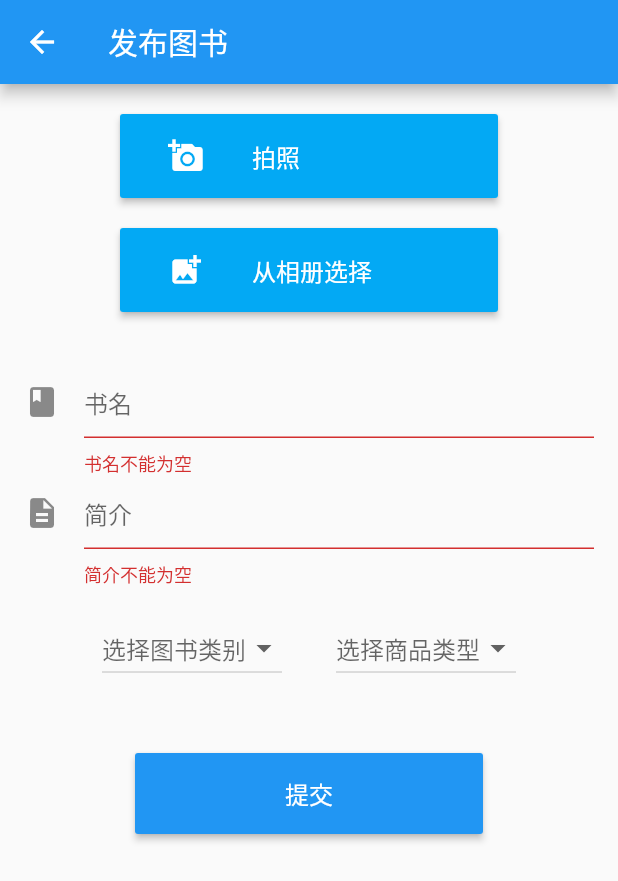
After one commit to forbidden-game/hello_books, a Flutter app: the PublishPage screen opened by its route, after a tap on "提交", on a phone screen of 412 x 824 dp. The commit adds this screen. Shown: the top 881 px of the screen. Run offline on Flutter 3.47's test engine with Material 2 defaults, Android fonts, the phone set to English and light mode, and no system bars; our stand-ins replace cached_network_image, fluttertoast, image_picker, shared_preferences; missing offline and left inert: data_plugin; accounts and stored records are empty; network calls fail.

Commit message:
添加发布页面

```diff
--- a/lib/main.dart
+++ b/lib/main.dart
@@ -3,6 +3,7 @@ import 'package:flutter/material.dart';
 import 'constant/constants.dart';
 import 'pages/home_page.dart';
 import 'pages/login_page.dart';
+import 'pages/publish_page.dart';
 import 'pages/setting_page.dart';
 
 void main() => runApp(MyApp());
@@ -73,6 +74,7 @@ class MyApp extends StatelessWidget {
       routes: {
         'loginRoute': (BuildContext context) => LoginPage(),
         'settingRoute': (BuildContext context) => SettingPage(),
+        'publishRoute': (BuildContext context) => PublishPage(),
       },
     );
   }
--- a/lib/model/data.dart
+++ b/lib/model/data.dart
@@ -1,5 +1,6 @@
 import 'package:data_plugin/bmob/table/bmob_object.dart';
 import 'package:data_plugin/bmob/table/bmob_user.dart';
+import 'package:data_plugin/bmob/type/bmob_file.dart';
 
 /// 书对象，对象需要继承 Bmob 的 BmobObject 对象
 class Book extends BmobObject {
@@ -8,9 +9,16 @@ class Book extends BmobObject {
   final String imgUrl;
   final int price; // 价格简单处理，直接设置为 int 类型
   final String category;
+  final BmobFile picture;
 
-  Book({this.name, this.desc, this.imgUrl, this.price, this.category})
-      : super();
+  Book({
+    this.name,
+    this.desc,
+    this.imgUrl,
+    this.price,
+    this.category,
+    this.picture,
+  }) : super();
 
   factory Book.fromJson(Map<String, dynamic> json) {
     return Book(
@@ -19,6 +27,7 @@ class Book extends BmobObject {
       imgUrl: json["imgUrl"],
       price: json["price"],
       category: json["category"],
+      picture: BmobFile.fromJson(json["picture"]),
     ).._fromJson(json);
   }
 
@@ -28,6 +37,7 @@ class Book extends BmobObject {
         "imgUrl": imgUrl,
         "price": price,
         "category": category,
+        "picture": picture,
       }..addAll(_toJson());
 
   BookCategory get bookCategory => BookCategory.values.firstWhere(
@@ -50,6 +60,32 @@ enum BookCategory {
   art,
   science,
   unknown
+}
+
+/// 从图书类型枚举到中文的映射
+const _BookCategoryMap = {
+  BookCategory.computer: "计算机",
+  BookCategory.philosophy: "哲学",
+  BookCategory.economics: "经济学",
+  BookCategory.literature: "文学",
+  BookCategory.art: "艺术",
+  BookCategory.science: "自然科学",
+  BookCategory.unknown: "其他"
+};
+
+/// 通过扩展函数的方式，完成从图书类型枚举到中文间的转换
+extension TransferCategory on BookCategory {
+  String convertToChinese() => _BookCategoryMap[this];
+
+  BookCategory fromChinese(String chinese) {
+    BookCategory category;
+    _BookCategoryMap.forEach((key, value) {
+      if (value == chinese) {
+        category = this;
+      }
+    });
+    return category ?? BookCategory.unknown;
+  }
 }
 
 /// 用户对象
@@ -105,13 +141,29 @@ class Product extends BmobObject {
 
   @override
   Map getParams() {
-    // TODO: toJson()
-    return null;
+    return toJson();
   }
 }
 
 /// 商品类型，目前支持：交换、出租
 enum ProductType { swap, rent }
+
+const _ProductTypeMap = {ProductType.swap: "交换", ProductType.rent: "出租"};
+
+/// 通过扩展函数的方式，完成从商品类型枚举到中文间的转换
+extension TransferType on ProductType {
+  String convertToChinese() => _ProductTypeMap[this];
+
+  ProductType fromChinese(String chinese) {
+    ProductType type;
+    _ProductTypeMap.forEach((key, value) {
+      if (value == chinese) {
+        type = this;
+      }
+    });
+    return type ?? ProductType.swap;
+  }
+}
 
 /// 给 Bmob 基类对象添加扩展方法，以实现 json 序列化与反序列化
 extension JsonParsing on BmobObject {
--- /dev/null
+++ b/lib/pages/publish_page.dart
@@ -0,0 +1,293 @@
+import 'dart:io';
+
+import 'package:flutter/material.dart';
+import 'package:flutter/services.dart';
+import 'package:hellobooks/constant/constants.dart';
+import 'package:hellobooks/helper/user_helper.dart';
+import 'package:hellobooks/model/data.dart';
+import 'package:hellobooks/service/service.dart';
+import 'package:hellobooks/widgets/toast.dart';
+import 'package:image_picker/image_picker.dart';
+
+/// 发布图书页面
+class PublishPage extends StatefulWidget {
+  @override
+  _PublishPageState createState() => _PublishPageState();
+}
+
+class _PublishPageState extends State<PublishPage> {
+  final GlobalKey formKey = GlobalKey<FormState>();
+  final TextEditingController nameController = TextEditingController();
+  final TextEditingController descController = TextEditingController();
+  final TextEditingController priceController = TextEditingController();
+  File _image;
+
+  /// 从相册或者相机获取图片
+  Future<void> _getImage(ImageSource imgSource) async {
+    var image = await ImagePicker.pickImage(source: imgSource);
+    setState(() {
+      _image = image;
+    });
+  }
+
+  @override
+  Widget build(BuildContext context) {
+    return Scaffold(
+      appBar: AppBar(
+        title: Text("发布图书"),
+      ),
+      // 如果不用 SingleChildScrollView 包起来，弹出键盘时会报出边界越界异常
+      body: SingleChildScrollView(
+        child: Column(
+          children: <Widget>[
+            Padding(
+              padding: const EdgeInsets.only(top: 20.0),
+              child: Center(
+                widthFactor: 1,
+                heightFactor: 1,
+                child: _getPictureWidget(),
+              ),
+            ),
+            Padding(
+              padding: const EdgeInsets.only(top: 20.0),
+              child: _inputWidget(),
+            ),
+          ],
+        ),
+      ),
+    );
+  }
+
+  /// 获取顶部图片区域视图
+  Widget _getPictureWidget() {
+    var widget;
+    if (_image == null) {
+      widget = Padding(
+        padding: const EdgeInsets.only(left: 80.0, right: 80.0),
+        child: Column(
+          mainAxisAlignment: MainAxisAlignment.spaceEvenly,
+          children: <Widget>[
+            RaisedButton(
+              child: ListTile(
+                leading: Icon(
+                  Icons.add_a_photo,
+                  color: Colors.white,
+                ),
+                title: Text(
+                  "拍照",
+                  style: TextStyle(color: Colors.white),
+                ),
+              ),
+              onPressed: () {
+                _getImage(ImageSource.camera);
+              },
+            ),
+            Container(
+              height: 20,
+            ),
+            RaisedButton(
+              child: ListTile(
+                leading: Icon(
+                  Icons.add_photo_alternate,
+                  color: Colors.white,
+                ),
+                title: Text(
+                  "从相册选择",
+                  style: TextStyle(color: Colors.white),
+                ),
+              ),
+              onPressed: () {
+                _getImage(ImageSource.gallery);
+              },
+            )
+          ],
+        ),
+      );
+    } else {
+      widget = Image.file(_image);
+    }
+    return widget;
+  }
+
+  /// 下方输入书籍信息部分布局
+  Widget _inputWidget() {
+    return Form(
+      //设置globalKey，用于后面获取FormState
+      key: formKey,
+      //开启自动校验
+      autovalidate: false,
+      child: Padding(
+        padding: const EdgeInsets.all(BookPadding.pagePadding),
+        child: Column(
+          children: <Widget>[
+            TextFormField(
+              autofocus: false,
+              controller: nameController,
+              decoration: InputDecoration(
+                hintText: "书名",
+                icon: Icon(Icons.book),
+              ),
+              // 校验用户名
+              validator: (v) {
+                return v.trim().length > 0 ? null : "书名不能为空";
+              },
+            ),
+            TextFormField(
+              autofocus: false,
+              controller: descController,
+              decoration: InputDecoration(
+                hintText: "简介",
+                icon: Icon(Icons.description),
+              ),
+              // 校验用户名
+              validator: (v) {
+                return v.trim().length > 0 ? null : "简介不能为空";
+              },
+            ),
+            Padding(
+              padding: const EdgeInsets.all(BookPadding.pagePadding),
+              child: Row(
+                mainAxisAlignment: MainAxisAlignment.spaceEvenly,
+                children: <Widget>[
+                  _categoryWidget(),
+                  _productTypeWidget(),
+                ],
+              ),
+            ),
+            _buildPriceInputWidget(),
+            Padding(
+              padding: const EdgeInsets.only(top: 30.0),
+              child: RaisedButton(
+                padding: EdgeInsets.symmetric(
+                  vertical: 15.0,
+                  horizontal: 100.0,
+                ),
+                child: Text("提交", style: TextStyle(fontSize: 16.0)),
+                color: Theme.of(context).primaryColor,
+                textColor: Colors.white,
+                onPressed: () {
+                  // 通过_formKey.currentState 获取FormState后，
+                  // 调用validate()方法校验用户名密码是否合法，校验通过后再提交数据。
+                  if ((formKey.currentState as FormState).validate()) {
+                    _submitProduct(
+                      name: nameController.text,
+                      desc: descController.text,
+                      category: _selectedCategory == null
+                          ? BookCategory.unknown.toString()
+                          : _selectedCategory.toString(),
+                      price: ProductType.rent == _selectedProductType
+                          ? int.parse(priceController.text)
+                          : 0,
+                      image: _image,
+                    );
+                  }
+                },
+              ),
+            )
+          ],
+        ),
+      ),
+    );
+  }
+
+  BookCategory _selectedCategory;
+
+  Widget _categoryWidget() {
+    var categoryItems = BookCategory.values
+        .map((category) => DropdownMenuItem<BookCategory>(
+              value: category,
+              child: Text(category.convertToChinese()),
+            ))
+        .toList();
+    return DropdownButton(
+      value: _selectedCategory,
+      items: categoryItems,
+      onChanged: (category) {
+        setState(() {
+          _selectedCategory = category;
+        });
+      },
+      hint: Text("选择图书类别"),
+    );
+  }
+
+  ProductType _selectedProductType;
+
+  Widget _productTypeWidget() {
+    var typeItems = ProductType.values
+        .map((type) => DropdownMenuItem<ProductType>(
+              value: type,
+              child: Text(type.convertToChinese()),
+            ))
+        .toList();
+    return DropdownButton(
+      value: _selectedProductType,
+      items: typeItems,
+      onChanged: (type) {
+        setState(() {
+          _selectedProductType = type;
+        });
+      },
+      hint: Text("选择商品类型"),
+    );
+  }
+
+  Widget _buildPriceInputWidget() {
+    if (ProductType.rent == _selectedProductType) {
+      return TextFormField(
+        autofocus: false,
+        controller: priceController,
+        keyboardType: TextInputType.number,
+        inputFormatters: [WhitelistingTextInputFormatter.digitsOnly],
+        //只允许输入数字
+        decoration: InputDecoration(
+          hintText: "价格",
+          icon: Icon(Icons.attach_money),
+        ),
+        // 校验用户名
+        validator: (v) {
+          return v.trim().length > 0 ? null : "请填写价格";
+        },
+      );
+    } else {
+      return Container();
+    }
+  }
+
+  Future<void> _submitProduct({
+    String name,
+    String desc,
+    String category,
+    String productType,
+    int price,
+    File image,
+  }) async {
+    var bookServer = BookServer();
+    var productServer = ProductServer();
+    try {
+      var bmobFile = await bookServer.uploadBookPicture(image);
+      var book = Book(
+        name: nameController.text,
+        desc: descController.text,
+        category: category,
+        price: price,
+        picture: bmobFile,
+        imgUrl: bmobFile.url,
+      );
+      var bookSaved = await bookServer.uploadBook(book);
+      book.objectId = bookSaved.objectId;
+      var curUser = await UserHelper.getCurUser();
+      var product = Product(
+        bookId: book.getObjectId(),
+        userId: curUser.getObjectId(),
+        book: book,
+        user: curUser,
+        type: productType,
+      );
+      var productSaved = await productServer.uploadProduct(product);
+      BookToast.toast("提交成功");
+    } catch (e) {
+      BookToast.toast("提交失败：$e");
+    }
+  }
+}
--- a/pubspec.yaml
+++ b/pubspec.yaml
@@ -23,7 +23,10 @@ dependencies:
   cached_network_image: ^2.0.0
   # 比目后端云 SDK
   data_plugin: ^0.0.17
+  # 显示 Toast 提示
   fluttertoast: ^4.0.0
+  # 从相机或者相册获取照片
+  image_picker: ^0.6.4
 
   # The following adds the Cupertino Icons font to your application.
   # Use with the CupertinoIcons class for iOS style icons.
```
Also changed, not shown: lib/pages/home_page.dart (+6 -2 lines), lib/service/service.dart (+31 -1 lines), pubspec.lock.
